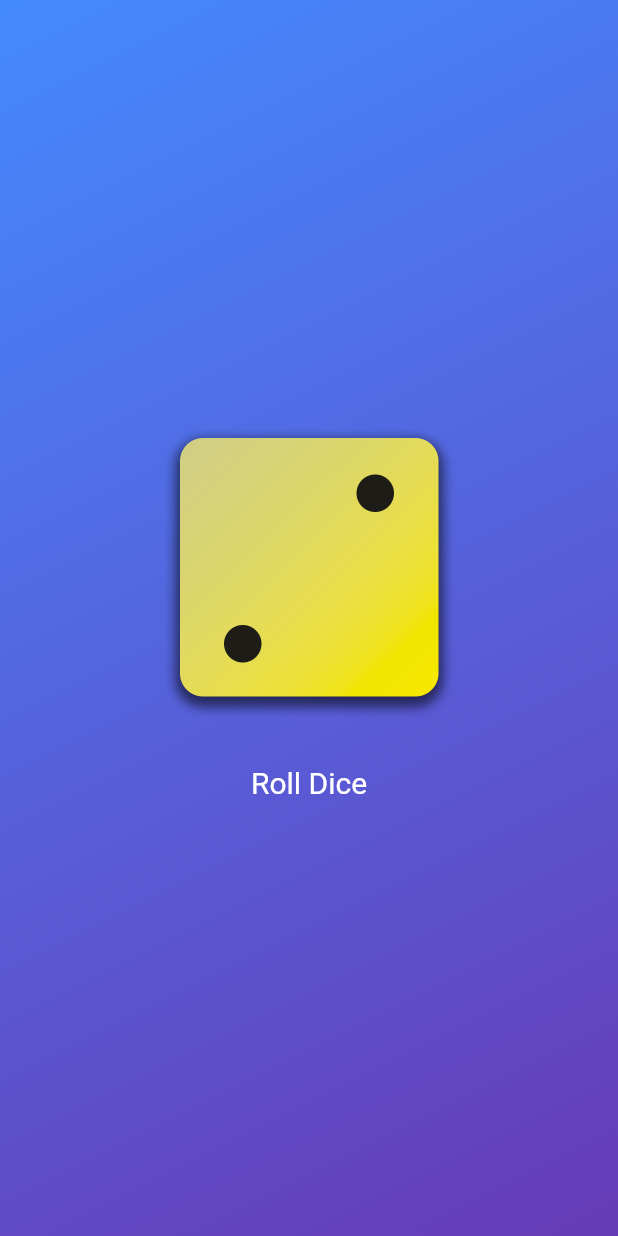
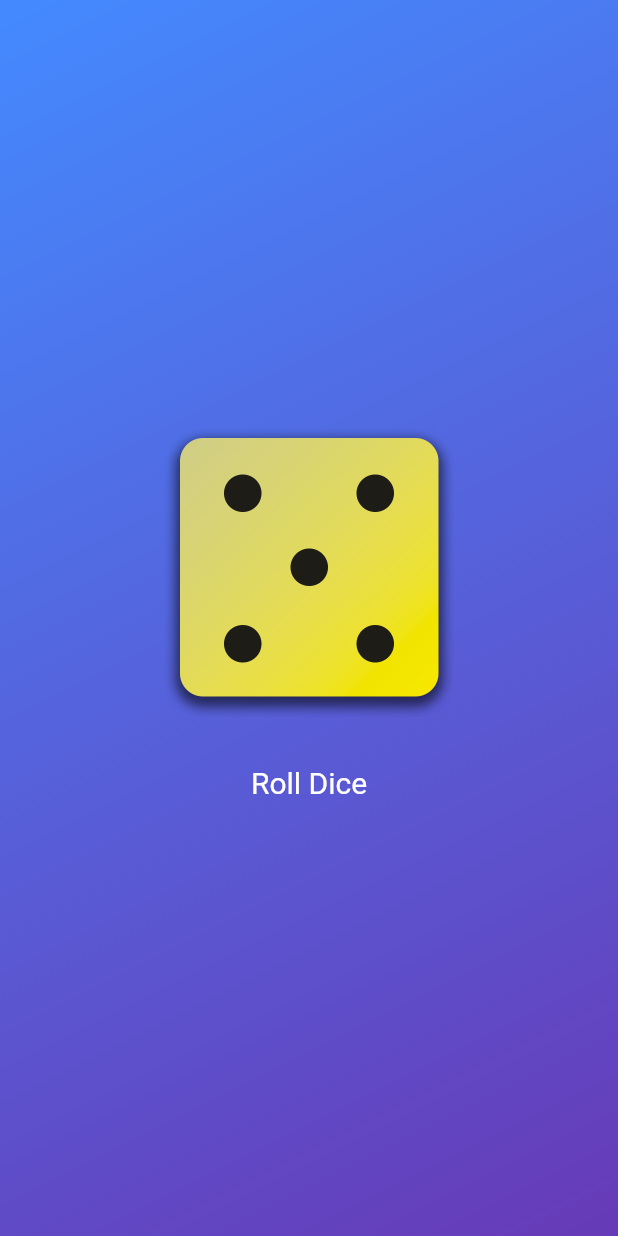
Before and after one commit to indexdothtml/Flutter_Projects, a Flutter app: the screen it shows after launch, after a tap on "Roll Dice", on a phone screen of 412 x 824 dp. Run offline on Flutter 3.47's test engine with Material 3 defaults, Android fonts, the phone set to English and light mode, and no system bars.

Commit message:
Dice roller app is completed

```diff
--- /dev/null
+++ b/lib/dice_roller.dart
@@ -0,0 +1,44 @@
+import 'dart:math';
+import 'package:flutter/material.dart';
+
+var random = Random();
+
+class DiceRoller extends StatefulWidget {
+  const DiceRoller({super.key});
+
+  @override
+  State<DiceRoller> createState() {
+    return _DiceRollerState();
+  }
+}
+
+class _DiceRollerState extends State<DiceRoller> {
+  var activeDiceNumber = 2;
+
+  void rollDice() {
+    setState(() {
+      activeDiceNumber = random.nextInt(6) + 1;
+    });
+  }
+
+  @override
+  Widget build(BuildContext context) {
+    return Column(
+      mainAxisSize: MainAxisSize.min,
+      children: [
+        Image.asset('assets/images/dice-$activeDiceNumber.png', width: 200),
+        const SizedBox(height: 20),
+        TextButton(
+          onPressed: rollDice,
+          style: TextButton.styleFrom(
+            foregroundColor: Colors.white,
+            textStyle: const TextStyle(fontSize: 20),
+            // padding: const EdgeInsets.only(top: 20),
+            // padding: const EdgeInsets.all(20)
+          ),
+          child: const Text("Roll Dice"),
+        ),
+      ],
+    );
+  }
+}
--- a/lib/gradient_container.dart
+++ b/lib/gradient_container.dart
@@ -1,13 +1,11 @@
 import 'package:flutter/material.dart';
+
+import 'package:first_app/dice_roller.dart';
 
 class GradientContainer extends StatelessWidget {
   const GradientContainer(this.colors, {super.key});
 
   final List<Color> colors;
-
-  rollDice() {
-    //...
-  }
 
   @override
   Widget build(BuildContext context) {
@@ -19,25 +17,7 @@ class GradientContainer extends StatelessWidget {
           end: Alignment.bottomRight,
         ),
       ),
-      child: Center(
-        child: Column(
-          mainAxisSize: MainAxisSize.min,
-          children: [
-            Image.asset('assets/images/dice-2.png', width: 200),
-            const SizedBox(height: 20),
-            TextButton(
-              onPressed: rollDice,
-              style: TextButton.styleFrom(
-                foregroundColor: Colors.white,
-                textStyle: const TextStyle(fontSize: 20),
-                // padding: const EdgeInsets.only(top: 20),
-                // padding: const EdgeInsets.all(20)
-              ),
-              child: const Text("Roll Dice"),
-            ),
-          ],
-        ),
-      ),
+      child: const Center(child: DiceRoller()),
     );
   }
 }
```
